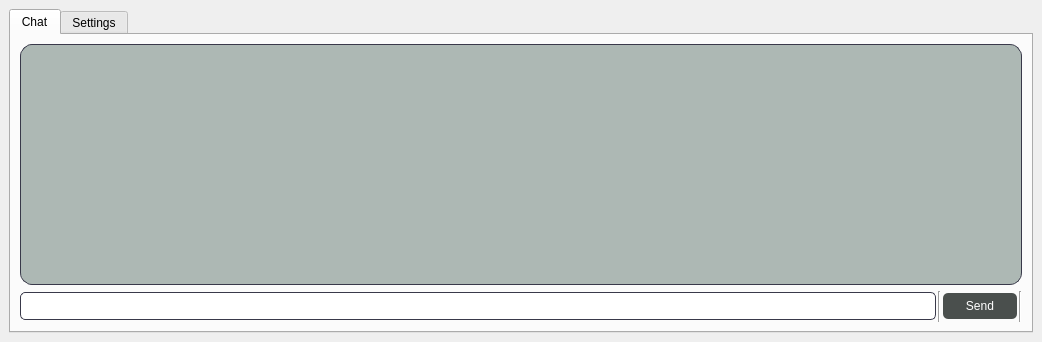
The window that geogenie_dialog_base.ui (TRON-151/GeoAgent) describes before a commit, drawn with Qt 5.
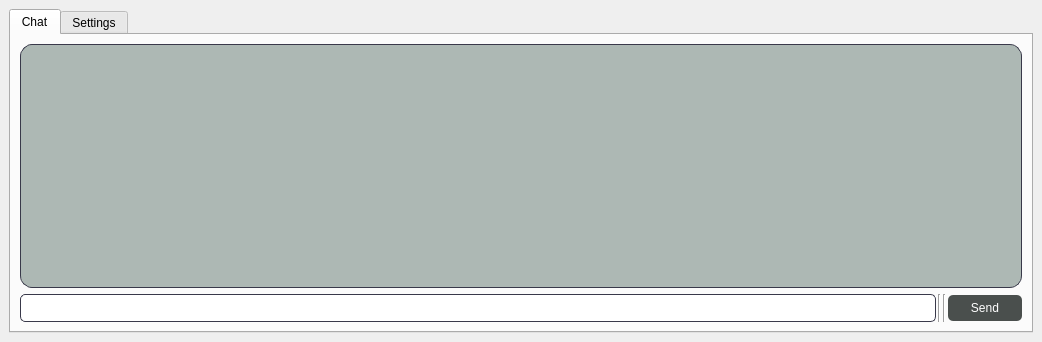
The same window after the commit. The open tabs and pages were chosen to show the change. Custom widgets are drawn as their Qt base class.

Commit message: Extra output removed

The edit to the form file:
```diff
--- a/geogenie_dialog_base.ui
+++ b/geogenie_dialog_base.ui
@@ -96,6 +96,19 @@
               </property>
              </widget>
             </item>
+            <item>
+             <widget class="Line" name="line_5">
+              <property name="maximumSize">
+               <size>
+                <width>3</width>
+                <height>31</height>
+               </size>
+              </property>
+              <property name="orientation">
+               <enum>Qt::Vertical</enum>
+              </property>
+             </widget>
+            </item>
             <item>
              <widget class="QPushButton" name="send_chat">
               <property name="sizePolicy">
@@ -134,19 +147,6 @@
               </property>
              </widget>
             </item>
-            <item>
-             <widget class="Line" name="line_5">
-              <property name="maximumSize">
-               <size>
-                <width>3</width>
-                <height>31</height>
-               </size>
-              </property>
-              <property name="orientation">
-               <enum>Qt::Vertical</enum>
-              </property>
-             </widget>
-            </item>
            </layout>
           </item>
          </layout>
```
Left out of the diff: 2 changed lines with no effect on the pictures. The commit also changes 1 other file.
